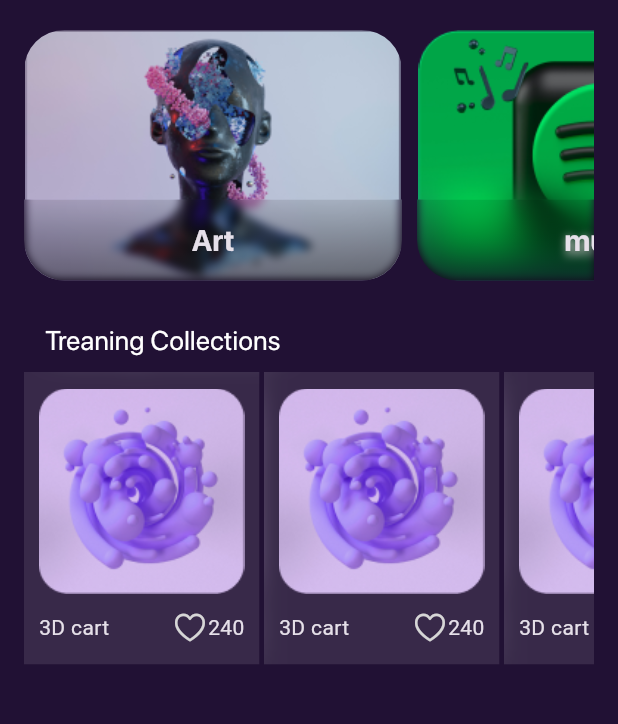
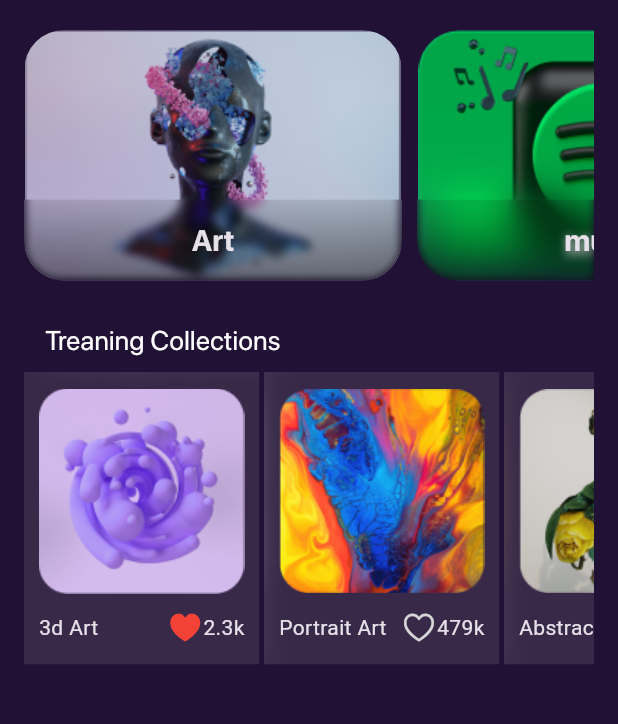
Before and after one commit to salahswidan/mini_nft_marketplace, a Flutter app: the HomePage screen opened by its route, on a phone screen of 412 x 824 dp, the part 66-790 px from its top. Run offline on Flutter 3.47's test engine with Material 3 defaults, Android fonts, the phone set to English and light mode, and no system bars.

```diff
--- a/lib/core/resourses/constants.dart
+++ b/lib/core/resourses/constants.dart
@@ -1,8 +1,9 @@
 import 'package:flutter/foundation.dart';
 import 'package:mini_nft_marketplace/model/category_model.dart';
+import 'package:mini_nft_marketplace/model/collections_model.dart';
 
 class Constants {
- static List<CategoryModel> categoryList = [
+  static List<CategoryModel> categoryList = [
     CategoryModel(
       title: 'Art',
       image: 'assets/images/image(1).png',
@@ -11,10 +12,29 @@ class Constants {
       title: 'music',
       image: 'assets/images/image(2).png',
     ),
-     CategoryModel(
+    CategoryModel(
       title: 'virtual',
       image: 'assets/images/image(3).png',
     ),
-
+  ];
+  static List<CollectionsModel> collectionList = [
+    CollectionsModel(
+      title: '3d Art',
+      image: 'assets/images/trending1.png',
+      isActiveLike: true,
+      countLike: "2.3k",
+    ),
+    CollectionsModel(
+      title: 'Portrait Art',
+      image: 'assets/images/trending2.png',
+      isActiveLike: false,
+      countLike: "479k",
+    ),
+    CollectionsModel(
+      title: 'Abstract Art',
+      image: 'assets/images/trending3.png',
+      isActiveLike: true,
+      countLike: "213k",
+    ),
   ];
 }
--- a/lib/features/home/home_page.dart
+++ b/lib/features/home/home_page.dart
@@ -50,16 +50,13 @@ class HomePage extends StatelessWidget {
               child: ListView.separated(
                 scrollDirection: Axis.horizontal,
                 itemBuilder: (context, index) => CustomCardCollection(
-                  collectionModel: CollectionsModel(
-                      title: "3D cart",
-                      image: "assets/images/trending1.png",
-                      countLike: "240",
-                      isActiveLike: false),
+                  collectionModel: Constants.collectionList[index],
+
                 ),
                 separatorBuilder: (context, index) => SizedBox(
                   width: 3,
                 ),
-                itemCount: 7,
+                itemCount: 3,
               ),
             )
           ],
```
